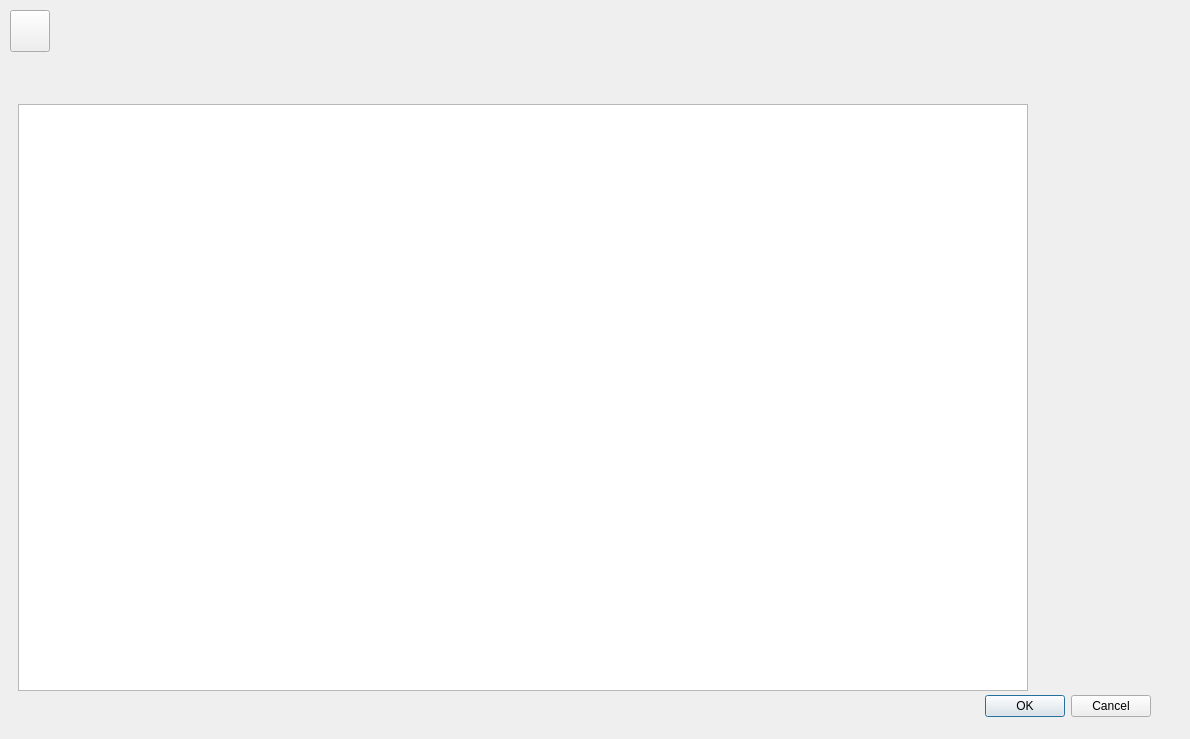
This is ocieplenieDialog.ui in militia11/shoes as Qt 5 draws it before an edit. The edited form follows.
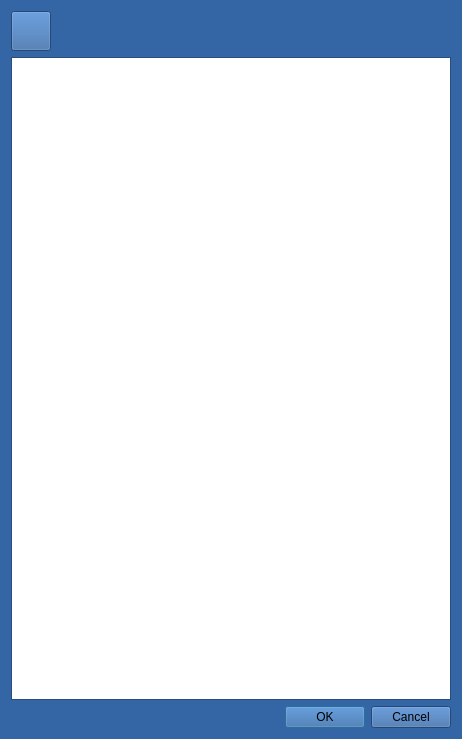
This is the edited form. Icons and pictures are not drawn.

```diff
--- a/ocieplenieDialog.ui
+++ b/ocieplenieDialog.ui
@@ -6,105 +6,502 @@
    <rect>
     <x>0</x>
     <y>0</y>
-    <width>1190</width>
+    <width>462</width>
     <height>739</height>
    </rect>
   </property>
+  <property name="palette">
+   <palette>
+    <active>
+     <colorrole role="WindowText">
+      <brush brushstyle="SolidPattern">
+       <color alpha="255">
+        <red>0</red>
+        <green>0</green>
+        <blue>0</blue>
+       </color>
+      </brush>
+     </colorrole>
+     <colorrole role="Button">
+      <brush brushstyle="SolidPattern">
+       <color alpha="255">
+        <red>52</red>
+        <green>101</green>
+        <blue>164</blue>
+       </color>
+      </brush>
+     </colorrole>
+     <colorrole role="Light">
+      <brush brushstyle="SolidPattern">
+       <color alpha="255">
+        <red>78</red>
+        <green>152</green>
+        <blue>246</blue>
+       </color>
+      </brush>
+     </colorrole>
+     <colorrole role="Midlight">
+      <brush brushstyle="SolidPattern">
+       <color alpha="255">
+        <red>65</red>
+        <green>126</green>
+        <blue>205</blue>
+       </color>
+      </brush>
+     </colorrole>
+     <colorrole role="Dark">
+      <brush brushstyle="SolidPattern">
+       <color alpha="255">
+        <red>26</red>
+        <green>50</green>
+        <blue>82</blue>
+       </color>
+      </brush>
+     </colorrole>
+     <colorrole role="Mid">
+      <brush brushstyle="SolidPattern">
+       <color alpha="255">
+        <red>34</red>
+        <green>67</green>
+        <blue>109</blue>
+       </color>
+      </brush>
+     </colorrole>
+     <colorrole role="Text">
+      <brush brushstyle="SolidPattern">
+       <color alpha="255">
+        <red>0</red>
+        <green>0</green>
+        <blue>0</blue>
+       </color>
+      </brush>
+     </colorrole>
+     <colorrole role="BrightText">
+      <brush brushstyle="SolidPattern">
+       <color alpha="255">
+        <red>255</red>
+        <green>255</green>
+        <blue>255</blue>
+       </color>
+      </brush>
+     </colorrole>
+     <colorrole role="ButtonText">
+      <brush brushstyle="SolidPattern">
+       <color alpha="255">
+        <red>0</red>
+        <green>0</green>
+        <blue>0</blue>
+       </color>
+      </brush>
+     </colorrole>
+     <colorrole role="Base">
+      <brush brushstyle="SolidPattern">
+       <color alpha="255">
+        <red>255</red>
+        <green>255</green>
+        <blue>255</blue>
+       </color>
+      </brush>
+     </colorrole>
+     <colorrole role="Window">
+      <brush brushstyle="SolidPattern">
+       <color alpha="255">
+        <red>52</red>
+        <green>101</green>
+        <blue>164</blue>
+       </color>
+      </brush>
+     </colorrole>
+     <colorrole role="Shadow">
+      <brush brushstyle="SolidPattern">
+       <color alpha="255">
+        <red>0</red>
+        <green>0</green>
+        <blue>0</blue>
+       </color>
+      </brush>
+     </colorrole>
+     <colorrole role="AlternateBase">
+      <brush brushstyle="SolidPattern">
+       <color alpha="255">
+        <red>153</red>
+        <green>178</green>
+        <blue>209</blue>
+       </color>
+      </brush>
+     </colorrole>
+     <colorrole role="ToolTipBase">
+      <brush brushstyle="SolidPattern">
+       <color alpha="255">
+        <red>255</red>
+        <green>255</green>
+        <blue>220</blue>
+       </color>
+      </brush>
+     </colorrole>
+     <colorrole role="ToolTipText">
+      <brush brushstyle="SolidPattern">
+       <color alpha="255">
+        <red>0</red>
+        <green>0</green>
+        <blue>0</blue>
+       </color>
+      </brush>
+     </colorrole>
+    </active>
+    <inactive>
+     <colorrole role="WindowText">
+      <brush brushstyle="SolidPattern">
+       <color alpha="255">
+        <red>0</red>
+        <green>0</green>
+        <blue>0</blue>
+       </color>
+      </brush>
+     </colorrole>
+     <colorrole role="Button">
+      <brush brushstyle="SolidPattern">
+       <color alpha="255">
+        <red>52</red>
+        <green>101</green>
+        <blue>164</blue>
+       </color>
+      </brush>
+     </colorrole>
+     <colorrole role="Light">
+      <brush brushstyle="SolidPattern">
+       <color alpha="255">
+        <red>78</red>
+        <green>152</green>
+        <blue>246</blue>
+       </color>
+      </brush>
+     </colorrole>
+     <colorrole role="Midlight">
+      <brush brushstyle="SolidPattern">
+       <color alpha="255">
+        <red>65</red>
+        <green>126</green>
+        <blue>205</blue>
+       </color>
+      </brush>
+     </colorrole>
+     <colorrole role="Dark">
+      <brush brushstyle="SolidPattern">
+       <color alpha="255">
+        <red>26</red>
+        <green>50</green>
+        <blue>82</blue>
+       </color>
+      </brush>
+     </colorrole>
+     <colorrole role="Mid">
+      <brush brushstyle="SolidPattern">
+       <color alpha="255">
+        <red>34</red>
+        <green>67</green>
+        <blue>109</blue>
+       </color>
+      </brush>
+     </colorrole>
+     <colorrole role="Text">
+      <brush brushstyle="SolidPattern">
+       <color alpha="255">
+        <red>0</red>
+        <green>0</green>
+        <blue>0</blue>
+       </color>
+      </brush>
+     </colorrole>
+     <colorrole role="BrightText">
+      <brush brushstyle="SolidPattern">
+       <color alpha="255">
+        <red>255</red>
+        <green>255</green>
+        <blue>255</blue>
+       </color>
+      </brush>
+     </colorrole>
+     <colorrole role="ButtonText">
+      <brush brushstyle="SolidPattern">
+       <color alpha="255">
+        <red>0</red>
+        <green>0</green>
+        <blue>0</blue>
+       </color>
+      </brush>
+     </colorrole>
+     <colorrole role="Base">
+      <brush brushstyle="SolidPattern">
+       <color alpha="255">
+        <red>255</red>
+        <green>255</green>
+        <blue>255</blue>
+       </color>
+      </brush>
+     </colorrole>
+     <colorrole role="Window">
+      <brush brushstyle="SolidPattern">
+       <color alpha="255">
+        <red>52</red>
+        <green>101</green>
+        <blue>164</blue>
+       </color>
+      </brush>
+     </colorrole>
+     <colorrole role="Shadow">
+      <brush brushstyle="SolidPattern">
+       <color alpha="255">
+        <red>0</red>
+        <green>0</green>
+        <blue>0</blue>
+       </color>
+      </brush>
+     </colorrole>
+     <colorrole role="AlternateBase">
+      <brush brushstyle="SolidPattern">
+       <color alpha="255">
+        <red>153</red>
+        <green>178</green>
+        <blue>209</blue>
+       </color>
+      </brush>
+     </colorrole>
+     <colorrole role="ToolTipBase">
+      <brush brushstyle="SolidPattern">
+       <color alpha="255">
+        <red>255</red>
+        <green>255</green>
+        <blue>220</blue>
+       </color>
+      </brush>
+     </colorrole>
+     <colorrole role="ToolTipText">
+      <brush brushstyle="SolidPattern">
+       <color alpha="255">
+        <red>0</red>
+        <green>0</green>
+        <blue>0</blue>
+       </color>
+      </brush>
+     </colorrole>
+    </inactive>
+    <disabled>
+     <colorrole role="WindowText">
+      <brush brushstyle="SolidPattern">
+       <color alpha="255">
+        <red>26</red>
+        <green>50</green>
+        <blue>82</blue>
+       </color>
+      </brush>
+     </colorrole>
+     <colorrole role="Button">
+      <brush brushstyle="SolidPattern">
+       <color alpha="255">
+        <red>52</red>
+        <green>101</green>
+        <blue>164</blue>
+       </color>
+      </brush>
+     </colorrole>
+     <colorrole role="Light">
+      <brush brushstyle="SolidPattern">
+       <color alpha="255">
+        <red>78</red>
+        <green>152</green>
+        <blue>246</blue>
+       </color>
+      </brush>
+     </colorrole>
+     <colorrole role="Midlight">
+      <brush brushstyle="SolidPattern">
+       <color alpha="255">
+        <red>65</red>
+        <green>126</green>
+        <blue>205</blue>
+       </color>
+      </brush>
+     </colorrole>
+     <colorrole role="Dark">
+      <brush brushstyle="SolidPattern">
+       <color alpha="255">
+        <red>26</red>
+        <green>50</green>
+        <blue>82</blue>
+       </color>
+      </brush>
+     </colorrole>
+     <colorrole role="Mid">
+      <brush brushstyle="SolidPattern">
+       <color alpha="255">
+        <red>34</red>
+        <green>67</green>
+        <blue>109</blue>
+       </color>
+      </brush>
+     </colorrole>
+     <colorrole role="Text">
+      <brush brushstyle="SolidPattern">
+       <color alpha="255">
+        <red>26</red>
+        <green>50</green>
+        <blue>82</blue>
+       </color>
+      </brush>
+     </colorrole>
+     <colorrole role="BrightText">
+      <brush brushstyle="SolidPattern">
+       <color alpha="255">
+        <red>255</red>
+        <green>255</green>
+        <blue>255</blue>
+       </color>
+      </brush>
+     </colorrole>
+     <colorrole role="ButtonText">
+      <brush brushstyle="SolidPattern">
+       <color alpha="255">
+        <red>26</red>
+        <green>50</green>
+        <blue>82</blue>
+       </color>
+      </brush>
+     </colorrole>
+     <colorrole role="Base">
+      <brush brushstyle="SolidPattern">
+       <color alpha="255">
+        <red>52</red>
+        <green>101</green>
+        <blue>164</blue>
+       </color>
+      </brush>
+     </colorrole>
+     <colorrole role="Window">
+      <brush brushstyle="SolidPattern">
+       <color alpha="255">
+        <red>52</red>
+        <green>101</green>
+        <blue>164</blue>
+       </color>
+      </brush>
+     </colorrole>
+     <colorrole role="Shadow">
+      <brush brushstyle="SolidPattern">
+       <color alpha="255">
+        <red>0</red>
+        <green>0</green>
+        <blue>0</blue>
+       </color>
+      </brush>
+     </colorrole>
+     <colorrole role="AlternateBase">
+      <brush brushstyle="SolidPattern">
+       <color alpha="255">
+        <red>52</red>
+        <green>101</green>
+        <blue>164</blue>
+       </color>
+      </brush>
+     </colorrole>
+     <colorrole role="ToolTipBase">
+      <brush brushstyle="SolidPattern">
+       <color alpha="255">
+        <red>255</red>
+        <green>255</green>
+        <blue>220</blue>
+       </color>
+      </brush>
+     </colorrole>
+     <colorrole role="ToolTipText">
+      <brush brushstyle="SolidPattern">
+       <color alpha="255">
+        <red>0</red>
+        <green>0</green>
+        <blue>0</blue>
+       </color>
+      </brush>
+     </colorrole>
+    </disabled>
+   </palette>
+  </property>
   <property name="windowTitle">
    <string>Dialog</string>
   </property>
-  <widget class="QDialogButtonBox" name="buttonBox">
-   <property name="geometry">
-    <rect>
-     <x>810</x>
-     <y>690</y>
-     <width>341</width>
-     <height>32</height>
-    </rect>
-   </property>
-   <property name="orientation">
-    <enum>Qt::Horizontal</enum>
-   </property>
-   <property name="standardButtons">
-    <set>QDialogButtonBox::Cancel|QDialogButtonBox::Ok</set>
-   </property>
-  </widget>
-  <widget class="QTableView" name="tableView">
-   <property name="geometry">
-    <rect>
-     <x>18</x>
-     <y>104</y>
-     <width>1010</width>
-     <height>587</height>
-    </rect>
-   </property>
-   <property name="alternatingRowColors">
-    <bool>true</bool>
-   </property>
-   <property name="selectionMode">
-    <enum>QAbstractItemView::ExtendedSelection</enum>
-   </property>
-   <property name="selectionBehavior">
-    <enum>QAbstractItemView::SelectRows</enum>
-   </property>
-  </widget>
-  <widget class="QWidget" name="layoutWidget">
-   <property name="geometry">
-    <rect>
-     <x>10</x>
-     <y>10</y>
-     <width>88</width>
-     <height>42</height>
-    </rect>
-   </property>
-   <layout class="QHBoxLayout" name="horizontalLayout">
-    <item>
-     <widget class="QPushButton" name="pushButton_2">
-      <property name="sizePolicy">
-       <sizepolicy hsizetype="Minimum" vsizetype="Minimum">
-        <horstretch>0</horstretch>
-        <verstretch>0</verstretch>
-       </sizepolicy>
-      </property>
-      <property name="minimumSize">
-       <size>
-        <width>40</width>
-        <height>40</height>
-       </size>
-      </property>
-      <property name="toolTip">
-       <string>Dodaj klienta</string>
-      </property>
-      <property name="text">
-       <string/>
-      </property>
-      <property name="icon">
-       <iconset>
-        <normaloff>:/zasoby/add.png</normaloff>:/zasoby/add.png</iconset>
-      </property>
-      <property name="iconSize">
-       <size>
-        <width>22</width>
-        <height>32</height>
-       </size>
-      </property>
-     </widget>
-    </item>
-    <item>
-     <spacer name="horizontalSpacer">
-      <property name="orientation">
-       <enum>Qt::Horizontal</enum>
-      </property>
-      <property name="sizeHint" stdset="0">
-       <size>
-        <width>40</width>
-        <height>20</height>
-       </size>
-      </property>
-     </spacer>
-    </item>
-   </layout>
-  </widget>
+  <layout class="QVBoxLayout" name="verticalLayout">
+   <item>
+    <layout class="QHBoxLayout" name="horizontalLayout">
+     <item>
+      <widget class="QPushButton" name="pushButton_2">
+       <property name="sizePolicy">
+        <sizepolicy hsizetype="Minimum" vsizetype="Minimum">
+         <horstretch>0</horstretch>
+         <verstretch>0</verstretch>
+        </sizepolicy>
+       </property>
+       <property name="minimumSize">
+        <size>
+         <width>40</width>
+         <height>40</height>
+        </size>
+       </property>
+       <property name="toolTip">
+        <string>Dodaj ocieplenie</string>
+       </property>
+       <property name="text">
+        <string/>
+       </property>
+       <property name="icon">
+        <iconset resource="zasoby.qrc">
+         <normaloff>:/zasoby/add.png</normaloff>:/zasoby/add.png</iconset>
+       </property>
+       <property name="iconSize">
+        <size>
+         <width>22</width>
+         <height>32</height>
+        </size>
+       </property>
+      </widget>
+     </item>
+     <item>
+      <spacer name="horizontalSpacer">
+       <property name="orientation">
+        <enum>Qt::Horizontal</enum>
+       </property>
+       <property name="sizeHint" stdset="0">
+        <size>
+         <width>40</width>
+         <height>20</height>
+        </size>
+       </property>
+      </spacer>
+     </item>
+    </layout>
+   </item>
+   <item>
+    <widget class="QTableView" name="tableView">
+     <property name="alternatingRowColors">
+      <bool>true</bool>
+     </property>
+     <property name="selectionMode">
+      <enum>QAbstractItemView::ExtendedSelection</enum>
+     </property>
+     <property name="selectionBehavior">
+      <enum>QAbstractItemView::SelectRows</enum>
+     </property>
+    </widget>
+   </item>
+   <item>
+    <widget class="QDialogButtonBox" name="buttonBox">
+     <property name="orientation">
+      <enum>Qt::Horizontal</enum>
+     </property>
+     <property name="standardButtons">
+      <set>QDialogButtonBox::Cancel|QDialogButtonBox::Ok</set>
+     </property>
+    </widget>
+   </item>
+  </layout>
  </widget>
  <resources/>
  <connections>
```
Left out of the diff: 6 changed lines with no effect on the pictures.
